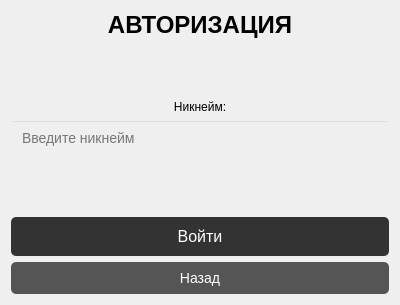
This is TetrisClient/src/ui/menus/auth_form.ui in s7shvets7s/cool_tetris as Qt 5 draws it before an edit. The edited form follows.
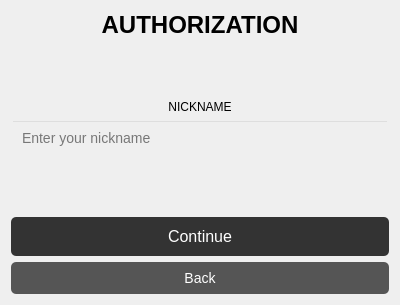
This is the edited form.

Commit message: replace all ru text on eng(except debug)

```diff
--- a/TetrisClient/src/ui/menus/auth_form.ui
+++ b/TetrisClient/src/ui/menus/auth_form.ui
@@ -23,7 +23,7 @@
       <string notr="true">font-size: 24px; font-weight: bold;</string>
      </property>
      <property name="text">
-      <string>АВТОРИЗАЦИЯ</string>
+      <string>AUTHORIZATION</string>
      </property>
      <property name="alignment">
       <set>Qt::AlignmentFlag::AlignCenter</set>
@@ -49,7 +49,7 @@
       <string notr="true">background: transparent;</string>
      </property>
      <property name="text">
-      <string>Никнейм:</string>
+      <string>NICKNAME</string>
      </property>
      <property name="alignment">
       <set>Qt::AlignmentFlag::AlignCenter</set>
@@ -62,7 +62,7 @@
       <string notr="true">padding: 8px; font-size: 14px; background: transparent;</string>
      </property>
      <property name="placeholderText">
-      <string>Введите никнейм</string>
+      <string>Enter your nickname</string>
      </property>
     </widget>
    </item>
@@ -85,7 +85,7 @@
       <string notr="true">font-size: 16px; padding: 10px; background: #333; color: white; border-radius: 5px;</string>
      </property>
      <property name="text">
-      <string>Войти</string>
+      <string>Continue</string>
      </property>
     </widget>
    </item>
@@ -95,7 +95,7 @@
       <string notr="true">font-size: 14px; padding: 8px; background: #555; color: white; border-radius: 5px;</string>
      </property>
      <property name="text">
-      <string>Назад</string>
+      <string>Back</string>
      </property>
     </widget>
    </item>
```
The commit also changes 2 other files.
